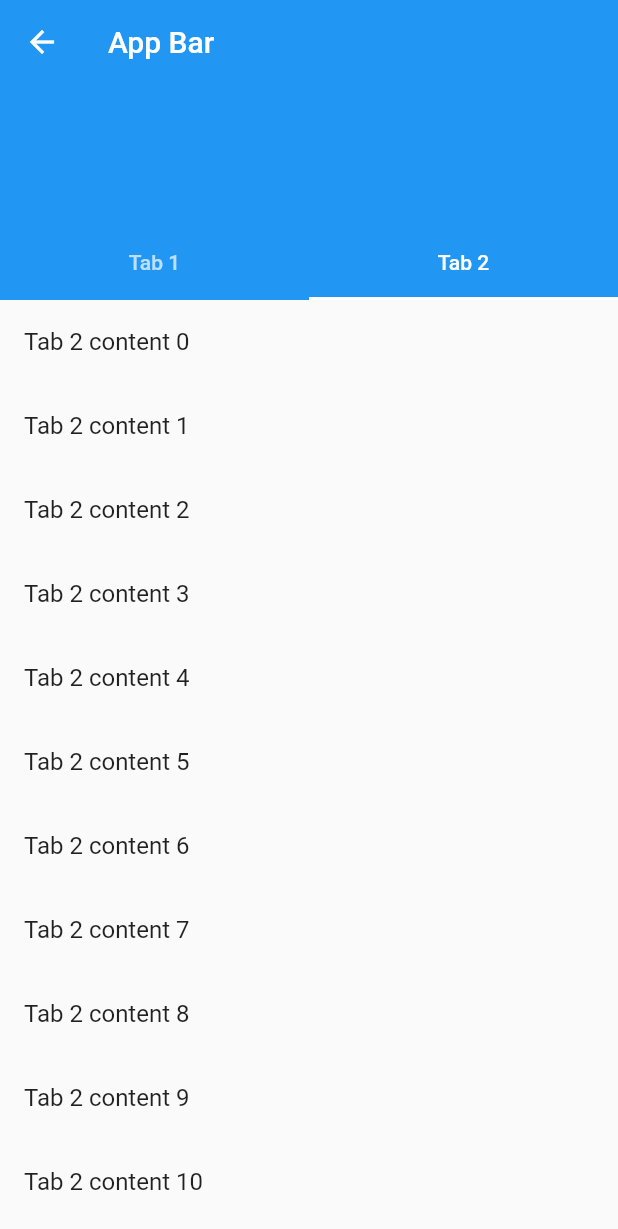
After one commit to gothedistance/flutter-30days-training, a Flutter app: the Day14NestedScrollView screen opened directly, tab 2 chosen, on a phone screen of 412 x 824 dp. The commit adds this screen. Shown: the top 1229 px of the screen. Run offline on Flutter 3.47's test engine with Material 2 defaults, Android fonts, the phone set to English and light mode, and no system bars; our stand-ins replace hooks_riverpod.

Commit message:
Day14 NestedScrollViewのサンプル追加

```diff
--- a/lib/main.dart
+++ b/lib/main.dart
@@ -15,6 +15,7 @@ import 'training/day09.dart';
 import 'training/day11.dart';
 import 'training/day13.dart';
 import 'training/day14_custom_scroll_view.dart';
+import 'training/day14_nested_scroll_view.dart';
 import 'training/day14_page_view.dart';
 import 'training/day14_tab_bar_view.dart';
 import 'training/day15.dart';
@@ -101,6 +102,10 @@ class MyApp extends StatelessWidget {
               title: 'Day14 Custom Scroll View',
               builder: (context) => const Day14CustomScrollView(),
             ),
+            _GalleryItem(
+              title: 'Day14 Nested Scroll View',
+              builder: (context) => const Day14NestedScrollView(),
+            ),
 //
             _GalleryItem(
               title: 'Day15 Todoアプリ(setState)',
--- /dev/null
+++ b/lib/training/day14_nested_scroll_view.dart
@@ -0,0 +1,46 @@
+import 'package:flutter/material.dart';
+
+class Day14NestedScrollView extends StatelessWidget {
+  const Day14NestedScrollView({Key? key}) : super(key: key);
+
+  @override
+  Widget build(BuildContext context) {
+    return DefaultTabController(
+      length: 2,
+      child: Scaffold(
+        body: NestedScrollView(
+          headerSliverBuilder: (context, innerBoxIsScrolled) => [
+            SliverAppBar(
+              title: const Text('App Bar'),
+              expandedHeight: 200,
+              pinned: true,
+              forceElevated: innerBoxIsScrolled,
+              bottom: const TabBar(tabs: [
+                Tab(text: 'Tab 1'),
+                Tab(text: 'Tab 2'),
+              ]),
+            )
+          ],
+          body: TabBarView(
+            children: [
+              ListView.builder(
+                itemBuilder: (context, index) => ListTile(
+                  title: Text(
+                    'Tab 1 content $index',
+                  ),
+                ),
+              ),
+              ListView.builder(
+                itemBuilder: (context, index) => ListTile(
+                  title: Text(
+                    'Tab 2 content $index',
+                  ),
+                ),
+              ),
+            ],
+          ),
+        ),
+      ),
+    );
+  }
+}
```
